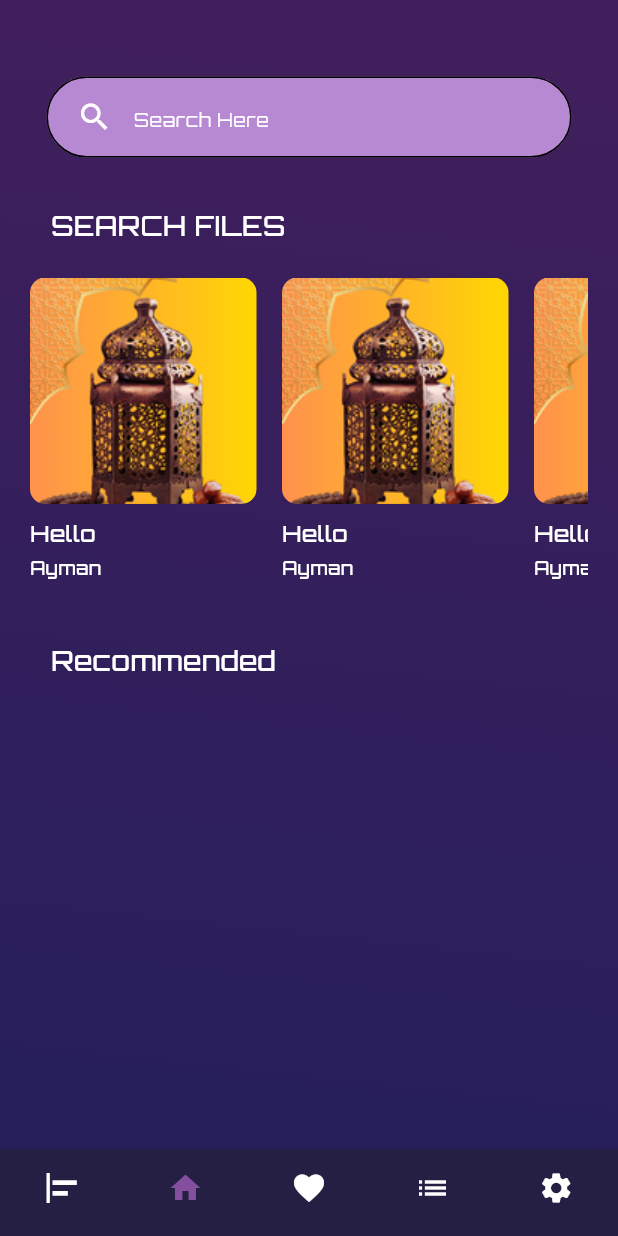
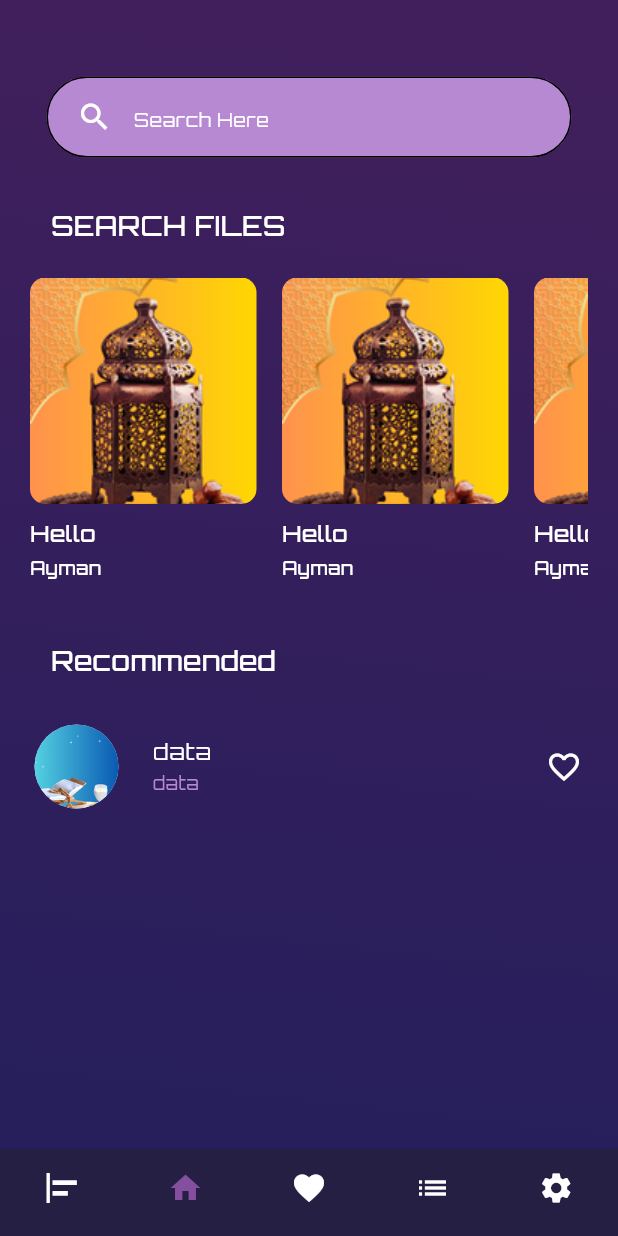
Before and after one commit to EngMohamed3382/music_app, a Flutter app: the MainHomeScreen screen opened by its route, item 2 of the bottom bar chosen, on a phone screen of 412 x 824 dp. Run offline on Flutter 3.47's test engine with Material 3 defaults, Android fonts, the phone set to English and light mode, and no system bars.

Commit message:
Part 22 design Home Page Part 12 Build Custom Row Recommended Music

```diff
--- a/lib/features/main_home/screens/home_page.dart
+++ b/lib/features/main_home/screens/home_page.dart
@@ -3,6 +3,7 @@ import 'package:music_app/core/resources/alignment_managers.dart';
 import 'package:music_app/core/resources/color_managers.dart';
 import 'package:music_app/core/resources/height_values_managers.dart';
 import 'package:music_app/core/resources/string_value.dart';
+import 'package:music_app/features/main_home/widgets/custom_row_recommended_music.dart';
 import 'package:music_app/features/main_home/widgets/custom_songs_details.dart';
 import 'package:music_app/features/main_home/widgets/custom_text_field_home_page.dart';
 import 'package:music_app/features/main_home/widgets/custom_title_home_page.dart';
@@ -42,6 +43,10 @@ class HomePage extends StatelessWidget {
             CustomTitleHomePage(
               title: "Recommended",
             ),
+            SizedBox(
+              height: HeightValuesManagers.h22,
+            ),
+            CustomRowRecommendedMusic(),
           ],
         ),
       ),
--- /dev/null
+++ b/lib/features/main_home/widgets/custom_row_recommended_music.dart
@@ -0,0 +1,33 @@
+import 'package:flutter/material.dart';
+import 'package:music_app/core/resources/assets_managers.dart';
+import 'package:music_app/core/resources/color_managers.dart';
+import 'package:music_app/core/resources/font_managers.dart';
+
+class CustomRowRecommendedMusic extends StatelessWidget {
+  const CustomRowRecommendedMusic({
+    super.key,
+  });
+
+  @override
+  Widget build(BuildContext context) {
+    return ListTile(
+      title: Text(
+        "data",
+        style: TextStyle(
+            color: ColorManagers.kWhite,
+            fontSize: FontSizeManagers.f15),
+      ),
+      subtitle: Text(
+        "data",
+        style: TextStyle(
+            color: ColorManagers.kLightPurple,
+            fontSize: FontSizeManagers.f12),
+      ),
+      leading: CircleAvatar(
+        radius: 35,
+        backgroundImage: AssetImage(AssetsManagers.homePageH5),
+      ),
+      trailing: Icon(Icons.favorite_outline, color: ColorManagers.kWhite,),
+    );
+  }
+}
--- a/lib/features/main_home/widgets/custom_title_home_page.dart
+++ b/lib/features/main_home/widgets/custom_title_home_page.dart
@@ -2,7 +2,6 @@ import 'package:flutter/material.dart';
 import 'package:music_app/core/resources/color_managers.dart';
 import 'package:music_app/core/resources/font_managers.dart';
 import 'package:music_app/core/resources/padding_value.dart';
-import 'package:music_app/core/resources/string_value.dart';
 
 class CustomTitleHomePage extends StatelessWidget {
   const CustomTitleHomePage({
```
